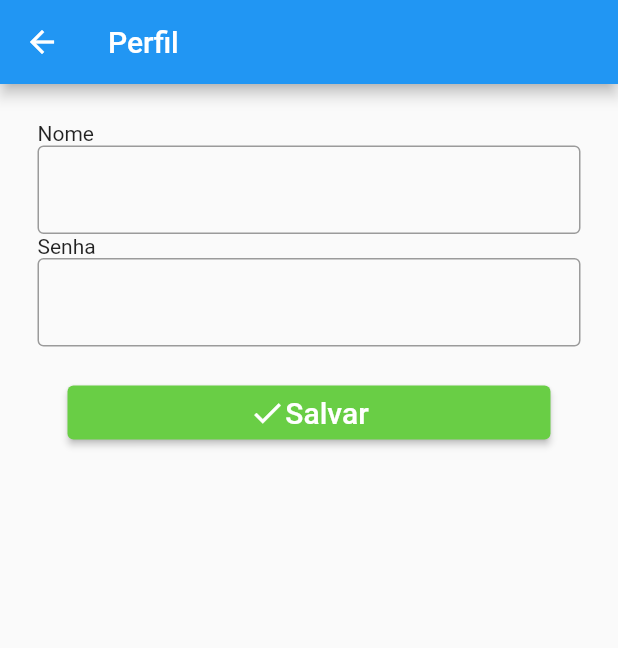
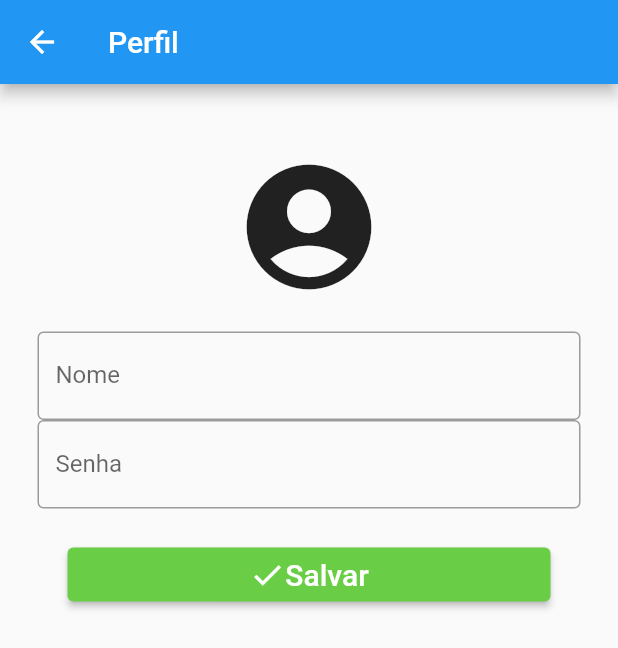
Before and after one commit to BrenoSLima/chesstip, a Flutter app: the ProfileScreen screen opened directly, on a phone screen of 412 x 824 dp. Shown: the top 648 px of the screen. Run offline on Flutter 3.47's test engine with Material 2 defaults, Android fonts, the phone set to English and light mode, and no system bars.

```diff
--- a/lib/screens/profile_screen.dart
+++ b/lib/screens/profile_screen.dart
@@ -15,27 +15,28 @@ class ProfileScreen extends StatelessWidget {
       body: Padding(
           padding: const EdgeInsets.all(25),
           child: Column(children: [
+            const Padding(
+              padding: EdgeInsets.all(20),
+              child: Icon(
+                Icons.account_circle,
+                size: 100,
+              ),
+            ),
             Form(
                 key: formKey,
                 child: const Column(children: [
-                  Align(
-                    alignment: Alignment.topLeft,
-                    child: Text('Nome'),
-                  ),
                   TextField(
-                    decoration: InputDecoration(border: OutlineInputBorder()),
-                  ),
-                  Align(
-                    alignment: Alignment.topLeft,
-                    child: Text('Senha'),
+                    decoration: InputDecoration(
+                        border: OutlineInputBorder(), label: Text("Nome")),
                   ),
                   TextField(
                     obscureText: true,
-                    decoration: InputDecoration(border: OutlineInputBorder()),
+                    decoration: InputDecoration(
+                        border: OutlineInputBorder(), label: Text("Senha")),
                   ),
                 ])),
             Container(
-              margin: EdgeInsets.all(20),
+              margin: const EdgeInsets.all(20),
               child: ElevatedButton(
                 style: ElevatedButton.styleFrom(
                     backgroundColor: Color(0xff69CE45)),
```
Also changed, not shown: lib/components/custom_app_bar.dart (+6 -5 lines), lib/screens/send_message.dart (+21 -2 lines).
